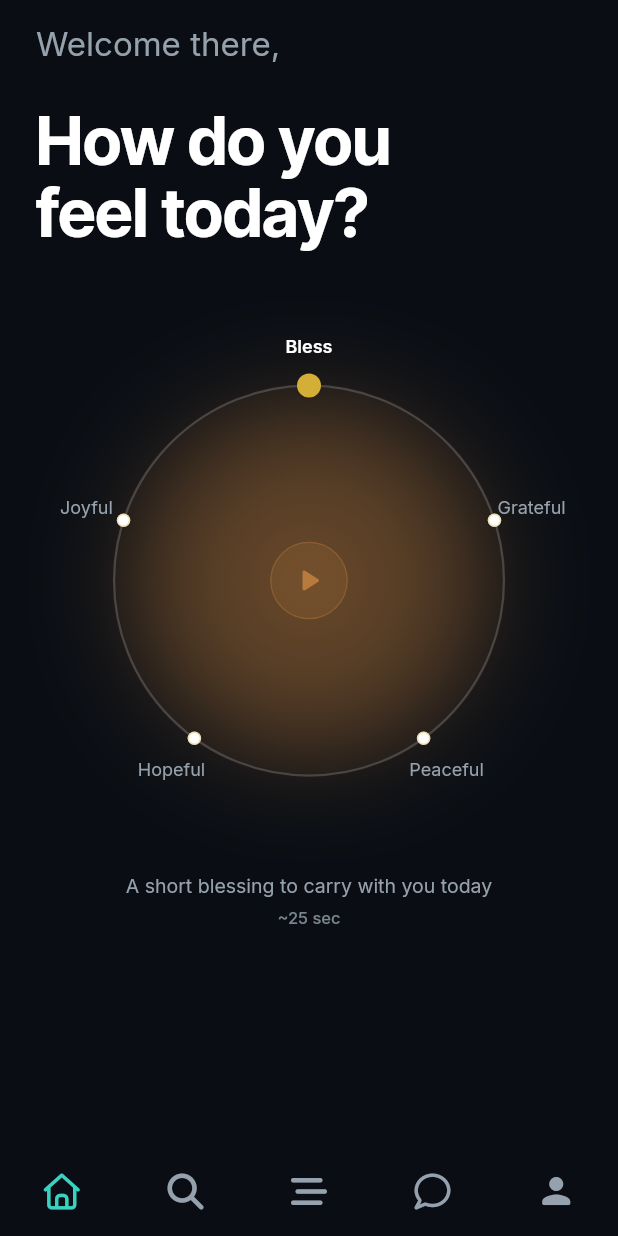
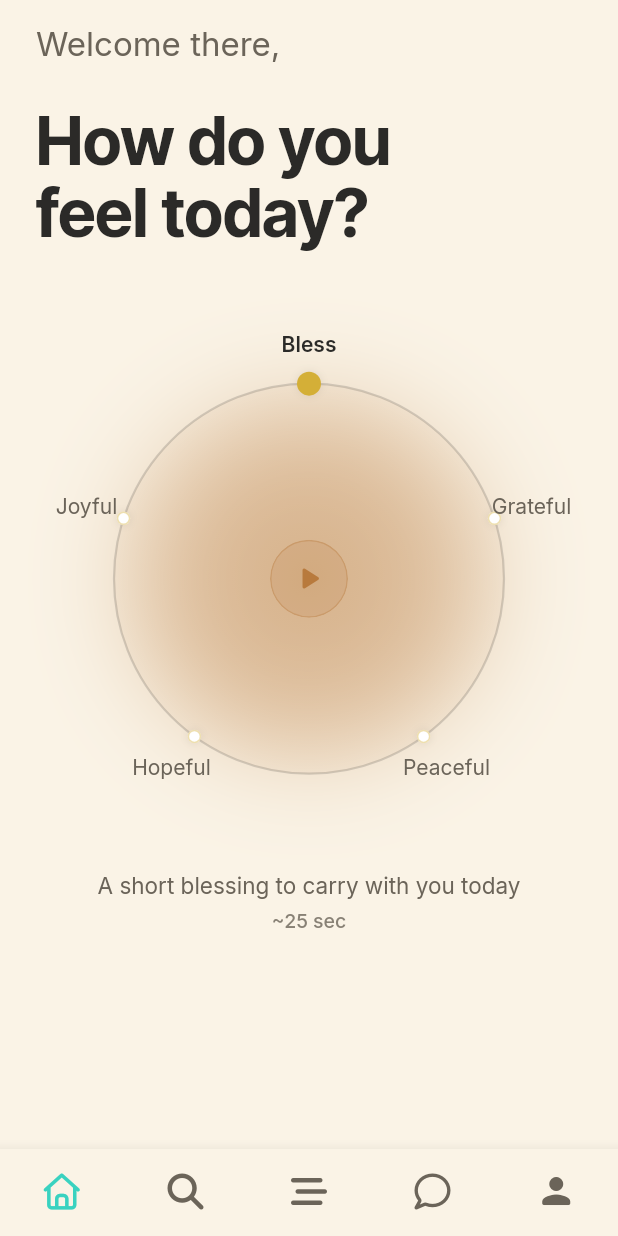
Before and after one commit to raaj5671/rocktivate-main, a Flutter app: the screen it shows once a user with an empty profile is signed in, on a phone screen of 412 x 824 dp. Run offline on Flutter 3.47's test engine with Material 3 defaults, Android fonts, the phone set to English and light mode, and no system bars; our stand-ins replace auto_size_text, carousel_slider, dropdown_button2, easy_debounce, equatable, file_picker and 18 more; missing offline and left inert: debug_panel_proto, json_path, liquid_glass_widgets, mime_type, webview_flutter_android, webviewx_plus; accounts and stored records are empty.

Commit message:
Add a real light theme and fix contrast issues on the home screen
Gives the light theme its own cream/dark-ink palette instead of mirroring
dark mode, so system Light Mode actually changes the app. Menu cards now
branch their styling by brightness (white card + gold border + soft
shadow in light mode vs. navy card + gold glow in dark mode), and their
text follows suit. Bumps the mood wheel's label/preview/duration font
sizes for readability.

```diff
--- a/lib/flutter_flow/flutter_flow_theme.dart
+++ b/lib/flutter_flow/flutter_flow_theme.dart
@@ -152,10 +152,10 @@ class LightModeTheme extends FlutterFlowTheme {
   late Color secondary = const Color(0xFF39D2C0);
   late Color tertiary = const Color(0xFFEE8B60);
   late Color alternate = const Color(0xFFE0E3E7);
-  late Color primaryText = const Color(0xFFFFFFFF);
-  late Color secondaryText = const Color(0xFF95A1AC);
-  late Color primaryBackground = const Color(0xFF0A0E14);
-  late Color secondaryBackground = const Color(0xFF0A0E14);
+  late Color primaryText = const Color(0xFF2B2A28);
+  late Color secondaryText = const Color(0xFF6B6459);
+  late Color primaryBackground = const Color(0xFFFAF3E6);
+  late Color secondaryBackground = const Color(0xFFFAF3E6);
   late Color accent1 = const Color(0x4C4B39EF);
   late Color accent2 = const Color(0x4D39D2C0);
   late Color accent3 = const Color(0x4DEE8B60);
--- a/lib/home/mood_wheel.dart
+++ b/lib/home/mood_wheel.dart
@@ -196,7 +196,7 @@ class _MoodWheelState extends State<MoodWheel>
               maxLines: 2,
               overflow: TextOverflow.ellipsis,
               style: GoogleFonts.inter(
-                fontSize: 13.0,
+                fontSize: 15.0,
                 height: 1.35,
                 color: theme.secondaryText,
               ),
@@ -210,7 +210,7 @@ class _MoodWheelState extends State<MoodWheel>
             durationLabel,
             key: ValueKey('$currentMood-duration'),
             style: GoogleFonts.inter(
-              fontSize: 11.0,
+              fontSize: 13.0,
               fontWeight: FontWeight.w500,
               color: theme.secondaryText.withValues(alpha: 0.8),
             ),
@@ -356,11 +356,11 @@ class _MoodLabel extends StatelessWidget {
     final labelRadius = radius + 26.0;
     final dx = labelRadius * math.sin(angle);
     final dy = -labelRadius * math.cos(angle);
-    const labelWidth = 84.0;
+    const labelWidth = 92.0;
 
     return Positioned(
       left: areaSize / 2 + dx - labelWidth / 2,
-      top: areaSize / 2 + dy - 8.0,
+      top: areaSize / 2 + dy - 9.0,
       child: SizedBox(
         width: labelWidth,
         child: Text(
@@ -369,7 +369,7 @@ class _MoodLabel extends StatelessWidget {
           maxLines: 1,
           overflow: TextOverflow.ellipsis,
           style: GoogleFonts.inter(
-            fontSize: 12.0,
+            fontSize: 14.0,
             fontWeight: selected ? FontWeight.w600 : FontWeight.w400,
             color: selected ? selectedColor : unselectedColor,
           ),
```
Also changed, not shown: lib/home/home_widget.dart (+48 -22 lines).
